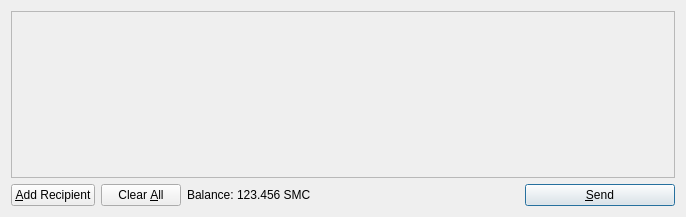
This is src/qt/forms/sendcoinsdialog.ui in ipocoin/ipocoin as Qt 5 draws it before an edit. The edited form follows.
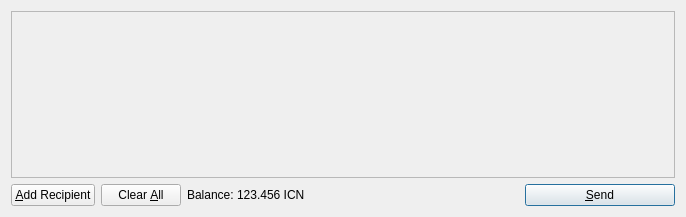
This is the edited form. Icons and pictures are not drawn.

```diff
--- a/src/qt/forms/sendcoinsdialog.ui
+++ b/src/qt/forms/sendcoinsdialog.ui
@@ -119,7 +119,7 @@
           <cursorShape>IBeamCursor</cursorShape>
          </property>
          <property name="text">
-          <string>123.456 SMC</string>
+          <string>123.456 ICN</string>
          </property>
          <property name="textInteractionFlags">
           <set>Qt::LinksAccessibleByMouse|Qt::TextSelectableByKeyboard|Qt::TextSelectableByMouse</set>
```
